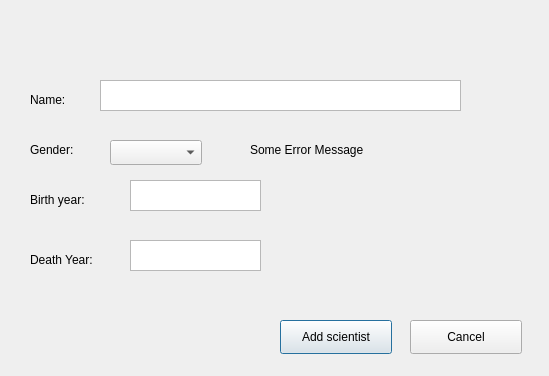
steinarb08/Verkefni1_2, file Verk1_2/addnewperson.ui: the form before one commit.
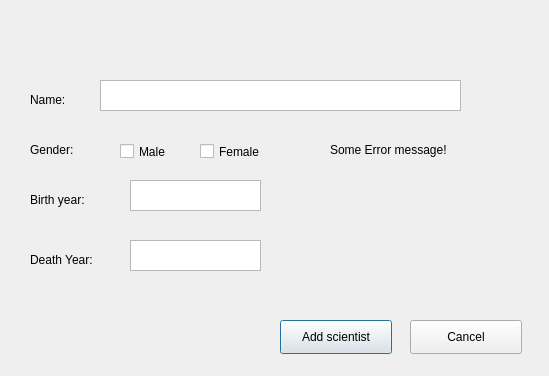
The form after the commit.

Diff of the .ui file:
```diff
--- a/Verk1_2/addnewperson.ui
+++ b/Verk1_2/addnewperson.ui
@@ -124,42 +124,46 @@
     <string>Cancel</string>
    </property>
   </widget>
-  <widget class="QComboBox" name="comboBox_NewGender">
+  <widget class="QCheckBox" name="checkBox_male">
    <property name="geometry">
     <rect>
-     <x>110</x>
+     <x>120</x>
      <y>140</y>
-     <width>92</width>
-     <height>25</height>
+     <width>101</width>
+     <height>23</height>
     </rect>
    </property>
-   <item>
-    <property name="text">
-     <string/>
-    </property>
-   </item>
-   <item>
-    <property name="text">
-     <string>Female</string>
-    </property>
-   </item>
-   <item>
-    <property name="text">
-     <string>Male</string>
-    </property>
-   </item>
+   <property name="text">
+    <string>Male</string>
+   </property>
   </widget>
-  <widget class="QLabel" name="label">
+  <widget class="QCheckBox" name="checkBox_female">
    <property name="geometry">
     <rect>
-     <x>250</x>
+     <x>200</x>
+     <y>140</y>
+     <width>101</width>
+     <height>23</height>
+    </rect>
+   </property>
+   <property name="text">
+    <string>Female</string>
+   </property>
+  </widget>
+  <widget class="QLabel" name="labelErrorGender">
+   <property name="enabled">
+    <bool>true</bool>
+   </property>
+   <property name="geometry">
+    <rect>
+     <x>330</x>
      <y>140</y>
      <width>181</width>
      <height>19</height>
     </rect>
    </property>
    <property name="text">
-    <string>Some Error Message</string>
+    <string>Some Error message!</string>
    </property>
   </widget>
  </widget>
```
